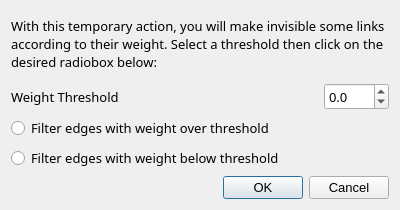
socnetv/app, file src/forms/dialogfilteredgesbyweight.ui: the form before one commit.
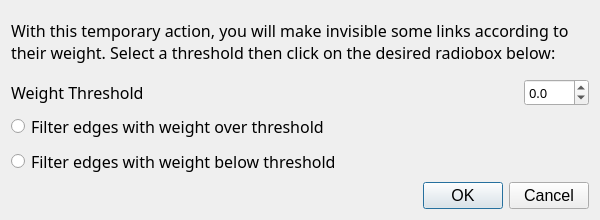
The form after the commit.

Patch:
```diff
--- a/src/forms/dialogfilteredgesbyweight.ui
+++ b/src/forms/dialogfilteredgesbyweight.ui
@@ -6,19 +6,19 @@
    <rect>
     <x>0</x>
     <y>0</y>
-    <width>400</width>
-    <height>210</height>
+    <width>600</width>
+    <height>220</height>
    </rect>
   </property>
   <property name="minimumSize">
    <size>
-    <width>400</width>
-    <height>210</height>
+    <width>600</width>
+    <height>220</height>
    </size>
   </property>
   <property name="font">
    <font>
-    <pointsize>10</pointsize>
+    <pointsize>12</pointsize>
    </font>
   </property>
   <property name="windowTitle">
@@ -30,6 +30,7 @@
      <property name="font">
       <font>
        <family>Sans Serif</family>
+       <pointsize>12</pointsize>
       </font>
      </property>
      <property name="text">
@@ -62,6 +63,7 @@
        <property name="font">
         <font>
          <family>Sans Serif</family>
+         <pointsize>12</pointsize>
         </font>
        </property>
        <property name="text">
@@ -111,6 +113,7 @@
      <property name="font">
       <font>
        <family>Sans Serif</family>
+       <pointsize>12</pointsize>
       </font>
      </property>
      <property name="text">
@@ -123,6 +126,7 @@
      <property name="font">
       <font>
        <family>Sans Serif</family>
+       <pointsize>12</pointsize>
       </font>
      </property>
      <property name="text">
```
